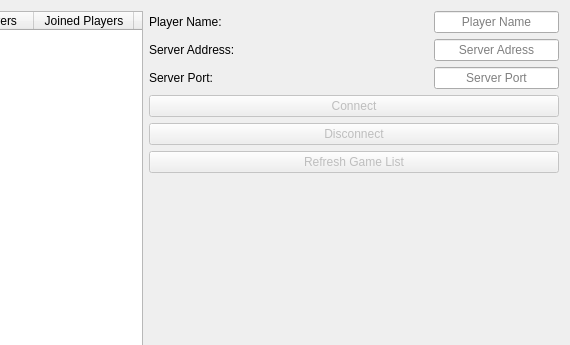
First picture: the form in client/lobby.ui, repository johankytt/SudokuMP, before the edit; both pictures show x 278 to 848 and y 0 to 345 of the 848 by 661 pixel window.
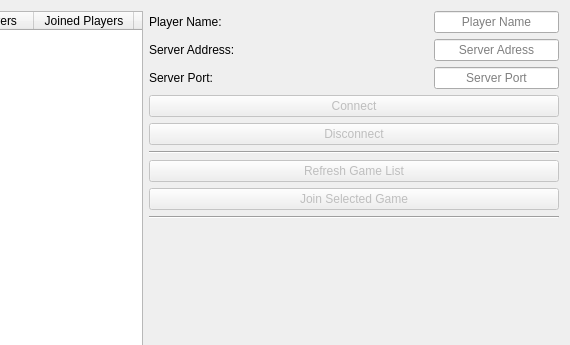
Second picture: the form after the edit.

Diff of the .ui file:
```diff
--- a/client/lobby.ui
+++ b/client/lobby.ui
@@ -170,6 +170,13 @@
        </property>
       </widget>
      </item>
+     <item>
+      <widget class="Line" name="line_2">
+       <property name="orientation">
+        <enum>Qt::Horizontal</enum>
+       </property>
+      </widget>
+     </item>
      <item>
       <widget class="QPushButton" name="refreshGLButton">
        <property name="enabled">
@@ -180,6 +187,23 @@
        </property>
       </widget>
      </item>
+     <item>
+      <widget class="QPushButton" name="joinGameButton">
+       <property name="enabled">
+        <bool>false</bool>
+       </property>
+       <property name="text">
+        <string>Join Selected Game</string>
+       </property>
+      </widget>
+     </item>
+     <item>
+      <widget class="Line" name="line_3">
+       <property name="orientation">
+        <enum>Qt::Horizontal</enum>
+       </property>
+      </widget>
+     </item>
      <item>
       <spacer name="verticalSpacer">
        <property name="orientation">
@@ -211,6 +235,9 @@
        </item>
        <item>
         <widget class="QLineEdit" name="maxPlayersField">
+         <property name="enabled">
+          <bool>false</bool>
+         </property>
          <property name="maximumSize">
           <size>
            <width>100</width>
```
